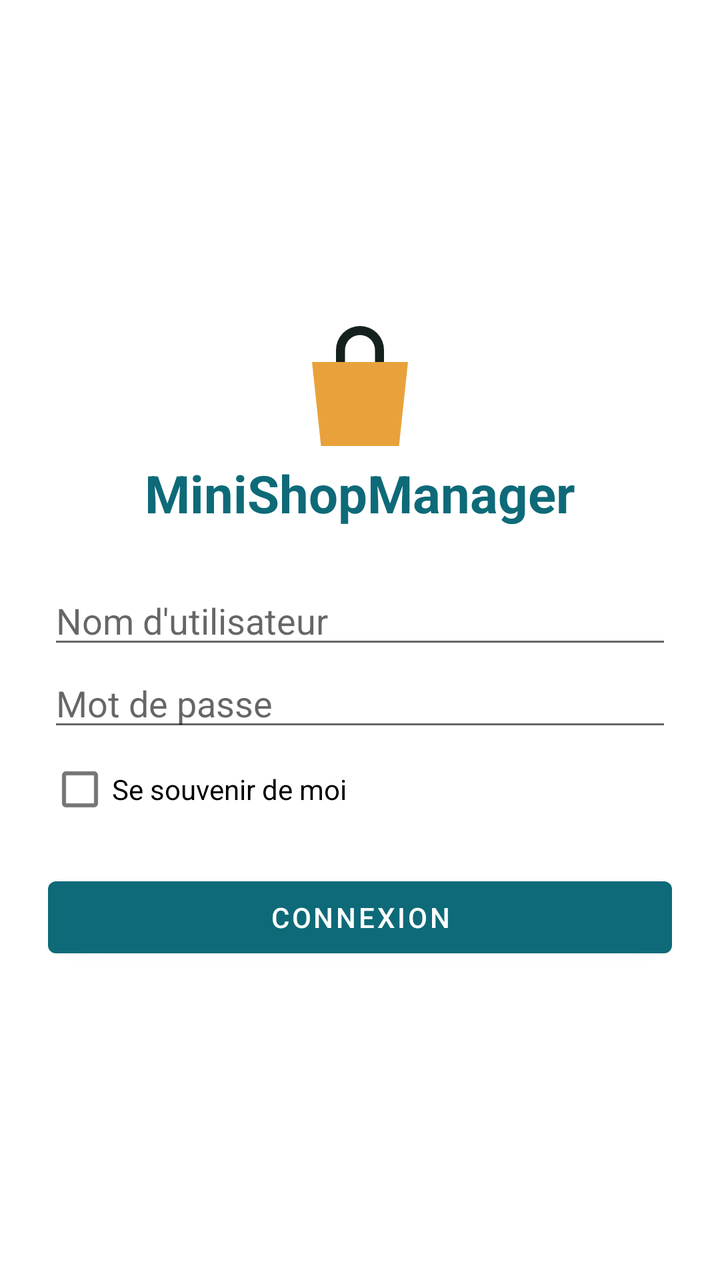
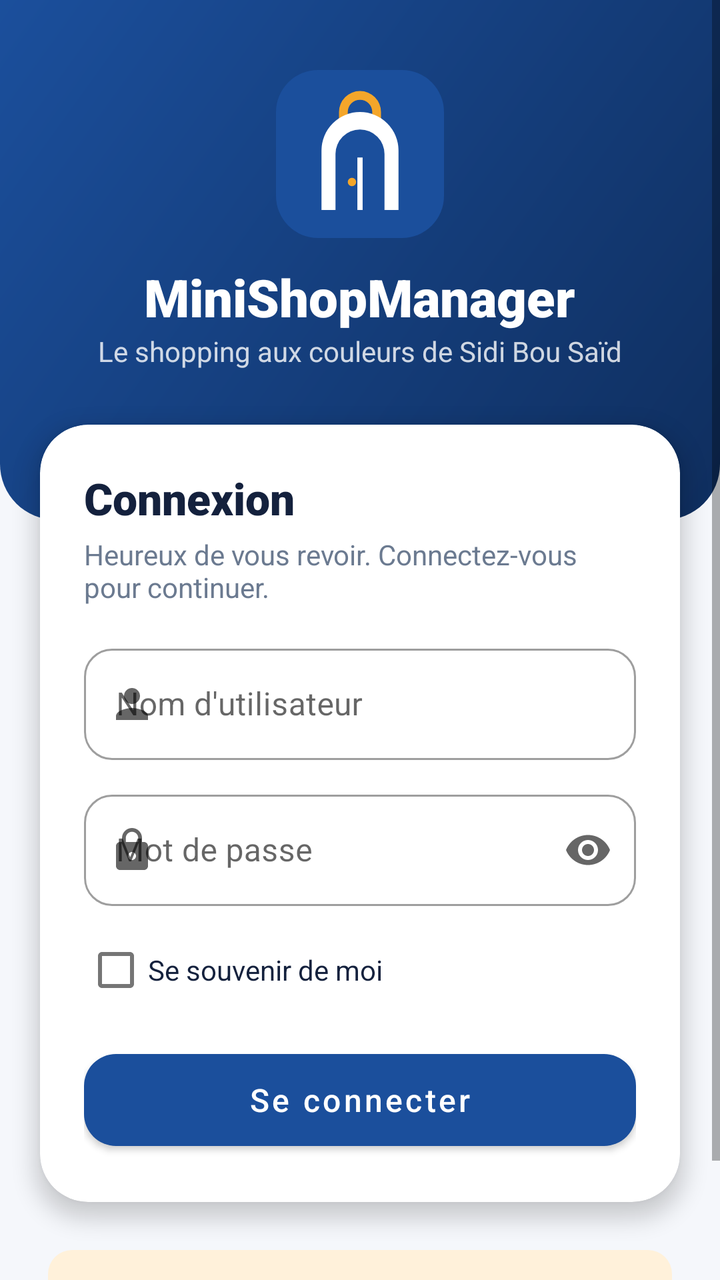

The first picture is an Android layout as it rendered before a commit; the second is the same layout after the commit. The layout source and the unified diff follow.
<!-- AndroidManifest.xml: application theme Theme.App -->
<!-- res/layout/activity_login.xml -->
<?xml version="1.0" encoding="utf-8"?>
<LinearLayout xmlns:android="http://schemas.android.com/apk/res/android"
    android:layout_width="match_parent"
    android:layout_height="match_parent"
    android:gravity="center"
    android:orientation="vertical"
    android:padding="24dp">

    <ImageView
        android:id="@+id/ivLogo"
        android:layout_width="72dp"
        android:layout_height="72dp"
        android:contentDescription="Logo MiniShopManager"
        android:src="@drawable/ic_accessoires" />

    <TextView
        android:id="@+id/tvTitreLogin"
        android:layout_width="wrap_content"
        android:layout_height="wrap_content"
        android:layout_marginBottom="24dp"
        android:text="@string/app_name"
        android:textColor="@color/primary"
        android:textSize="26sp"
        android:textStyle="bold" />

    <EditText
        android:id="@+id/etUsername"
        android:layout_width="match_parent"
        android:layout_height="wrap_content"
        android:hint="@string/hint_utilisateur"
        android:inputType="textPersonName" />

    <EditText
        android:id="@+id/etPassword"
        android:layout_width="match_parent"
        android:layout_height="wrap_content"
        android:hint="@string/hint_mot_de_passe"
        android:inputType="textPassword" />

    <CheckBox
        android:id="@+id/cbRemember"
        android:layout_width="wrap_content"
        android:layout_height="wrap_content"
        android:layout_gravity="start"
        android:text="@string/se_souvenir" />

    <Button
        android:id="@+id/btnLogin"
        android:layout_width="match_parent"
        android:layout_height="wrap_content"
        android:layout_marginTop="16dp"
        android:text="@string/btn_connexion" />
</LinearLayout>
<!-- resources referenced by this layout -->
<resources>
  <color name="primary">#0E6A78</color>
  <!-- drawable ic_accessoires (drawable) -->
  <?xml version="1.0" encoding="utf-8"?>
  <vector xmlns:android="http://schemas.android.com/apk/res/android"
      android:width="48dp"
      android:height="48dp"
      android:viewportWidth="24"
      android:viewportHeight="24">
      <path
          android:fillColor="#E9A23B"
          android:pathData="M4,8h16l-1.5,14h-13z" />
      <path
          android:fillColor="#15211F"
          android:pathData="M8,8v-2a4,4 0,0 1,8 0v2h-1.5v-2a2.5,2.5 0,0 0,-5 0v2z" />
  </vector>
  <string name="btn_connexion">Connexion</string>
  <style name="Theme.App" parent="Theme.MaterialComponents.DayNight.DarkActionBar">
          <item name="colorPrimary">@color/primary</item>
          <item name="colorPrimaryVariant">@color/primary_dark</item>
          <item name="colorOnPrimary">@color/white</item>
          <item name="colorSecondary">@color/accent</item>
          <item name="colorOnSecondary">@color/texte</item>
      </style>
  <color name="primary_dark">#0A4F59</color>
  <color name="accent">#E9A23B</color>
  <color name="texte">#15211F</color>
  <!-- unchanged entries left out for length: 5 -->
</resources>

<!-- the commit's change to res/layout/activity_login.xml (unified diff, before → after) -->
@@ -1,53 +1,147 @@
 <?xml version="1.0" encoding="utf-8"?>
-<LinearLayout xmlns:android="http://schemas.android.com/apk/res/android"
+<ScrollView xmlns:android="http://schemas.android.com/apk/res/android"
+    xmlns:app="http://schemas.android.com/apk/res-auto"
     android:layout_width="match_parent"
     android:layout_height="match_parent"
-    android:gravity="center"
-    android:orientation="vertical"
-    android:padding="24dp">
+    android:background="@color/fond"
+    android:fillViewport="true">
 
-    <ImageView
-        android:id="@+id/ivLogo"
-        android:layout_width="72dp"
-        android:layout_height="72dp"
-        android:contentDescription="Logo MiniShopManager"
-        android:src="@drawable/ic_accessoires" />
-
-    <TextView
-        android:id="@+id/tvTitreLogin"
-        android:layout_width="wrap_content"
-        android:layout_height="wrap_content"
-        android:layout_marginBottom="24dp"
-        android:text="@string/app_name"
-        android:textColor="@color/primary"
-        android:textSize="26sp"
-        android:textStyle="bold" />
-
-    <EditText
-        android:id="@+id/etUsername"
+    <LinearLayout
         android:layout_width="match_parent"
         android:layout_height="wrap_content"
-        android:hint="@string/hint_utilisateur"
-        android:inputType="textPersonName" />
+        android:orientation="vertical">
 
-    <EditText
-        android:id="@+id/etPassword"
-        android:layout_width="match_parent"
-        android:layout_height="wrap_content"
-        android:hint="@string/hint_mot_de_passe"
-        android:inputType="textPassword" />
+        
+        <LinearLayout
+            android:layout_width="match_parent"
+            android:layout_height="260dp"
+            android:background="@drawable/bg_entete"
+            android:gravity="center"
+            android:orientation="vertical"
+            android:paddingBottom="40dp">
 
-    <CheckBox
-        android:id="@+id/cbRemember"
-        android:layout_width="wrap_content"
-        android:layout_height="wrap_content"
-        android:layout_gravity="start"
-        android:text="@string/se_souvenir" />
+            <ImageView
+                android:layout_width="84dp"
+                android:layout_height="84dp"
+                android:contentDescription="@string/app_name"
+                android:src="@drawable/ic_logo" />
 
-    <Button
-        android:id="@+id/btnLogin"
-        android:layout_width="match_parent"
-        android:layout_height="wrap_content"
-        android:layout_marginTop="16dp"
-        android:text="@string/btn_connexion" />
-</LinearLayout>
+            <TextView
+                android:layout_width="wrap_content"
+                android:layout_height="wrap_content"
+                android:layout_marginTop="12dp"
+                android:fontFamily="sans-serif-black"
+                android:text="@string/app_name"
+                android:textColor="@color/white"
+                android:textSize="26sp" />
+
+            <TextView
+                android:layout_width="wrap_content"
+                android:layout_height="wrap_content"
+                android:alpha="0.8"
+                android:text="@string/slogan"
+                android:textColor="@color/white" />
+        </LinearLayout>
+
+        
+        <com.google.android.material.card.MaterialCardView
+            android:layout_width="match_parent"
+            android:layout_height="wrap_content"
+            android:layout_marginStart="20dp"
+            android:layout_marginTop="-48dp"
+            android:layout_marginEnd="20dp"
+            app:cardCornerRadius="24dp"
+            app:cardElevation="6dp">
+
+            <LinearLayout
+                android:layout_width="match_parent"
+                android:layout_height="wrap_content"
+                android:orientation="vertical"
+                android:padding="22dp">
+
+                <TextView
+                    style="@style/Texte.Titre"
+                    android:layout_width="wrap_content"
+                    android:layout_height="wrap_content"
+                    android:text="@string/connexion" />
+
+                <TextView
+                    android:layout_width="wrap_content"
+                    android:layout_height="wrap_content"
+                    android:layout_marginTop="4dp"
+                    android:layout_marginBottom="16dp"
+                    android:text="@string/connexion_sous_titre"
+                    android:textColor="@color/gris" />
+
+                <com.google.android.material.textfield.TextInputLayout
+                    android:id="@+id/tilUsername"
+                    style="@style/Widget.MaterialComponents.TextInputLayout.OutlinedBox"
+                    android:layout_width="match_parent"
+                    android:layout_height="wrap_content"
+                    android:hint="@string/hint_utilisateur"
+                    app:boxCornerRadiusBottomEnd="14dp"
+                    app:boxCornerRadiusBottomStart="14dp"
+                    app:boxCornerRadiusTopEnd="14dp"
+                    app:boxCornerRadiusTopStart="14dp"
+                    app:startIconDrawable="@drawable/ic_person">
+
+                    <com.google.android.material.textfield.TextInputEditText
+                        android:id="@+id/etUsername"
+                        android:layout_width="match_parent"
+                        android:layout_height="wrap_content"
+                        android:inputType="textPersonName" />
+                </com.google.android.material.textfield.TextInputLayout>
+
+                <com.google.android.material.textfield.TextInputLayout
+                    android:id="@+id/tilPassword"
+                    style="@style/Widget.MaterialComponents.TextInputLayout.OutlinedBox"
+                    android:layout_width="match_parent"
+                    android:layout_height="wrap_content"
+                    android:layout_marginTop="12dp"
+                    android:hint="@string/hint_mot_de_passe"
+                    app:boxCornerRadiusBottomEnd="14dp"
+                    app:boxCornerRadiusBottomStart="14dp"
+                    app:boxCornerRadiusTopEnd="14dp"
+                    app:boxCornerRadiusTopStart="14dp"
+                    app:endIconMode="password_toggle"
+                    app:startIconDrawable="@drawable/ic_lock">
+
+                    <com.google.android.material.textfield.TextInputEditText
+                        android:id="@+id/etPassword"
+                        android:layout_width="match_parent"
+                        android:layout_height="wrap_content"
+                        android:inputType="textPassword" />
+                </com.google.android.material.textfield.TextInputLayout>
+
+                <CheckBox
+                    android:id="@+id/cbRemember"
+                    android:layout_width="wrap_content"
+                    android:layout_height="wrap_content"
+                    android:layout_marginTop="8dp"
+                    android:text="@string/se_souvenir"
+                    android:textColor="@color/encre" />
+
+                <com.google.android.material.button.MaterialButton
+                    android:id="@+id/btnLogin"
+                    android:layout_width="match_parent"
+                    android:layout_height="58dp"
+                    android:layout_marginTop="12dp"
+                    android:fontFamily="sans-serif-medium"
+                    android:text="@string/btn_connexion"
+                    android:textAllCaps="false"
+                    android:textSize="16sp"
+                    app:cornerRadius="16dp" />
+            </LinearLayout>
+        </com.google.android.material.card.MaterialCardView>
+
+        <TextView
+            android:layout_width="match_parent"
+            android:layout_height="wrap_content"
+            android:layout_margin="24dp"
+            android:background="@drawable/bg_astuce"
+            android:padding="12dp"
+            android:text="@string/aide_demo"
+            android:textColor="@color/encre"
+            android:textSize="13sp" />
+    </LinearLayout>
+</ScrollView>
<!-- resource entries referenced after the edit -->
@@ -1,31 +1,93 @@
 <!-- resources referenced by this layout -->
 <resources>
-  <color name="primary">#0E6A78</color>
-  <!-- drawable ic_accessoires (drawable) -->
+  <color name="encre">#14213D</color>
+  <color name="fond">#F5F7FB</color>
+  <color name="gris">#6B7A90</color>
+  <!-- drawable bg_astuce (drawable) -->
+  <?xml version="1.0" encoding="utf-8"?>
+  <shape xmlns:android="http://schemas.android.com/apk/res/android" android:shape="rectangle">
+      <solid android:color="@color/safran_clair" />
+      <corners android:radius="12dp" />
+  </shape>
+  <!-- drawable bg_entete (drawable) -->
+  <?xml version="1.0" encoding="utf-8"?>
+  <shape xmlns:android="http://schemas.android.com/apk/res/android" android:shape="rectangle">
+      <gradient android:angle="315" android:startColor="@color/bleu_sbs" android:endColor="@color/bleu_nuit" />
+      <corners android:bottomLeftRadius="28dp" android:bottomRightRadius="28dp" />
+  </shape>
+  <!-- drawable ic_lock (drawable) -->
   <?xml version="1.0" encoding="utf-8"?>
   <vector xmlns:android="http://schemas.android.com/apk/res/android"
-      android:width="48dp"
-      android:height="48dp"
+      android:width="24dp"
+      android:height="24dp"
       android:viewportWidth="24"
       android:viewportHeight="24">
       <path
-          android:fillColor="#E9A23B"
-          android:pathData="M4,8h16l-1.5,14h-13z" />
+          android:fillColor="#9AA6B8"
+          android:pathData="M18,8h-1V6c0,-2.76 -2.24,-5 -5,-5S7,3.24 7,6v2H6c-1.1,0 -2,0.9 -2,2v10c0,1.1 0.9,2 2,2h12c1.1,0 2,-0.9 2,-2V10c0,-1.1 -0.9,-2 -2,-2zM12,17c-1.1,0 -2,-0.9 -2,-2s0.9,-2 2,-2 2,0.9 2,2 -0.9,2 -2,2zM15.1,8H8.9V6c0,-1.71 1.39,-3.1 3.1,-3.1 1.71,0 3.1,1.39 3.1,3.1v2z" />
+  </vector>
+  <!-- drawable ic_logo (drawable) -->
+  <?xml version="1.0" encoding="utf-8"?>
+  <vector xmlns:android="http://schemas.android.com/apk/res/android"
+      android:width="96dp"
+      android:height="96dp"
+      android:viewportWidth="48"
+      android:viewportHeight="48">
       <path
-          android:fillColor="#15211F"
-          android:pathData="M8,8v-2a4,4 0,0 1,8 0v2h-1.5v-2a2.5,2.5 0,0 0,-5 0v2z" />
+          android:fillColor="#1B4F9C"
+          android:pathData="M12,0h24a12,12 0,0 1,12 12v24a12,12 0,0 1,-12 12h-24a12,12 0,0 1,-12 -12v-24a12,12 0,0 1,12 -12z" />
+      <path
+          android:fillColor="#F4A62A"
+          android:pathData="M18,15v-3a6,6 0,0 1,12 0v3h-2.5v-3a3.5,3.5 0,0 0,-7 0v3z" />
+      <path
+          android:fillColor="#FFFFFF"
+          android:pathData="M13,40v-17a11,11 0,0 1,22 0v17z" />
+      <path
+          android:fillColor="#1B4F9C"
+          android:pathData="M17,40v-16a7,7 0,0 1,14 0v16z" />
+      <path
+          android:fillColor="#FFFFFF"
+          android:pathData="M23.25,25h1.5v15h-1.5z" />
+      <path
+          android:fillColor="#F4A62A"
+          android:pathData="M20.5,32a1.2,1.2 0,1 0,2.4 0a1.2,1.2 0,1 0,-2.4 0z" />
   </vector>
-  <string name="btn_connexion">Connexion</string>
-  <style name="Theme.App" parent="Theme.MaterialComponents.DayNight.DarkActionBar">
-          <item name="colorPrimary">@color/primary</item>
-          <item name="colorPrimaryVariant">@color/primary_dark</item>
+  <!-- drawable ic_person (drawable) -->
+  <?xml version="1.0" encoding="utf-8"?>
+  <vector xmlns:android="http://schemas.android.com/apk/res/android"
+      android:width="24dp"
+      android:height="24dp"
+      android:viewportWidth="24"
+      android:viewportHeight="24">
+      <path
+          android:fillColor="#9AA6B8"
+          android:pathData="M12,12c2.21,0 4,-1.79 4,-4s-1.79,-4 -4,-4 -4,1.79 -4,4 1.79,4 4,4zM12,14c-2.67,0 -8,1.34 -8,4v2h16v-2c0,-2.66 -5.33,-4 -8,-4z" />
+  </vector>
+  <string name="aide_demo">Démo : n\'importe quel nom et un mot de passe de 4 caractères minimum.</string>
+  <string name="btn_connexion">Se connecter</string>
+  <string name="connexion">Connexion</string>
+  <string name="connexion_sous_titre">Heureux de vous revoir. Connectez-vous pour continuer.</string>
+  <string name="slogan">Le shopping aux couleurs de Sidi Bou Saïd</string>
+  <style name="Texte.Titre" parent="">
+          <item name="android:fontFamily">sans-serif-black</item>
+          <item name="android:textColor">@color/encre</item>
+          <item name="android:textSize">22sp</item>
+      </style>
+  <style name="Theme.App" parent="Theme.MaterialComponents.Light.NoActionBar">
+          <item name="colorPrimary">@color/bleu_sbs</item>
+          <item name="colorPrimaryVariant">@color/bleu_nuit</item>
           <item name="colorOnPrimary">@color/white</item>
-          <item name="colorSecondary">@color/accent</item>
-          <item name="colorOnSecondary">@color/texte</item>
+          <item name="colorSecondary">@color/safran</item>
+          <item name="colorSecondaryVariant">@color/safran</item>
+          <item name="colorOnSecondary">@color/encre</item>
+          <item name="android:colorBackground">@color/fond</item>
+          <item name="android:statusBarColor">@color/bleu_nuit</item>
+          <item name="android:windowBackground">@color/fond</item>
       </style>
-  <color name="primary_dark">#0A4F59</color>
-  <color name="accent">#E9A23B</color>
-  <color name="texte">#15211F</color>
+  <color name="safran_clair">#FFF1DA</color>
+  <color name="bleu_sbs">#1B4F9C</color>
+  <color name="bleu_nuit">#0F2E5E</color>
+  <color name="safran">#F4A62A</color>
   <!-- unchanged entries left out for length: 5 -->
 </resources>
 
